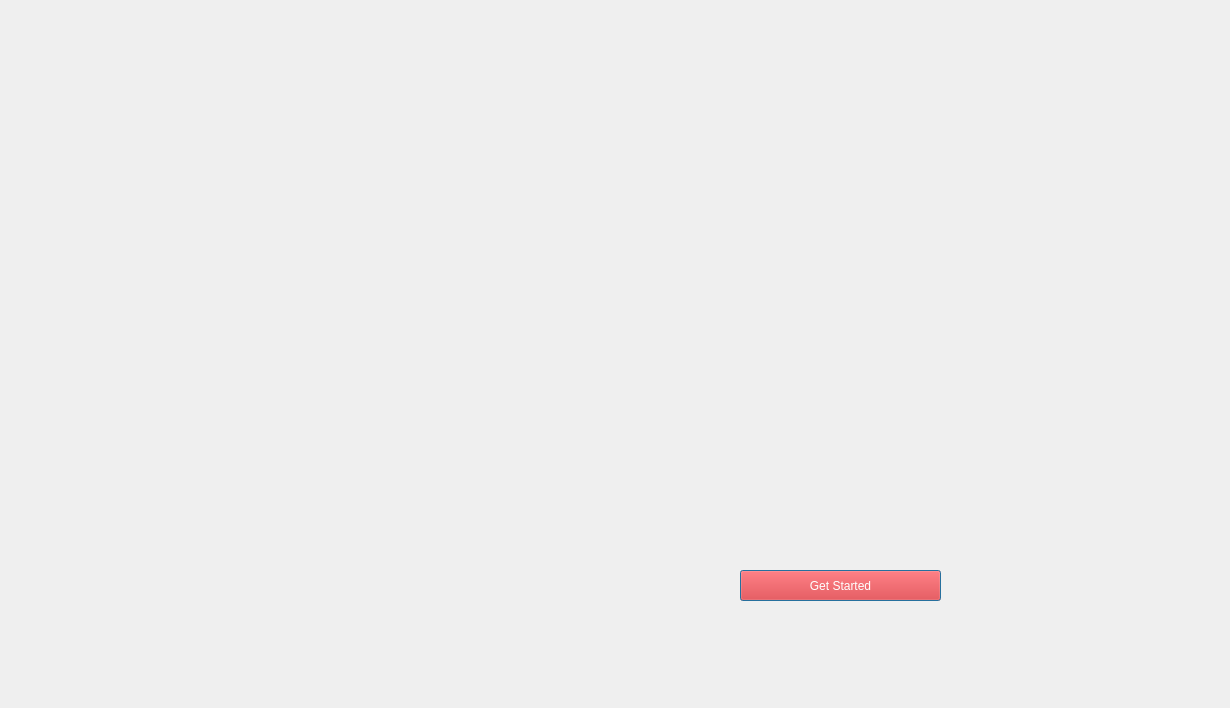
This is first.ui in manasvi30/the-muncheese-project as Qt 5 draws it before an edit. The edited form follows.
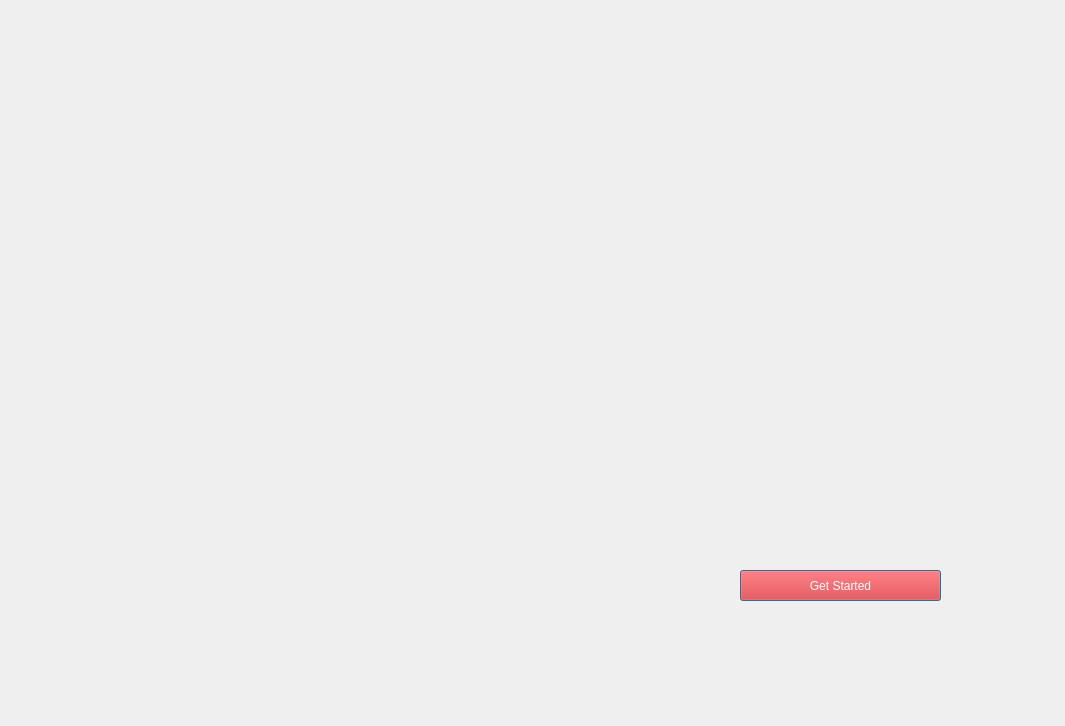
This is the edited form.

```diff
--- a/first.ui
+++ b/first.ui
@@ -6,8 +6,8 @@
    <rect>
     <x>0</x>
     <y>0</y>
-    <width>1230</width>
-    <height>708</height>
+    <width>1065</width>
+    <height>726</height>
    </rect>
   </property>
   <property name="windowTitle">
@@ -17,9 +17,9 @@
    <property name="geometry">
     <rect>
      <x>20</x>
-     <y>10</y>
-     <width>1211</width>
-     <height>681</height>
+     <y>0</y>
+     <width>1131</width>
+     <height>711</height>
     </rect>
    </property>
    <property name="text">
```
